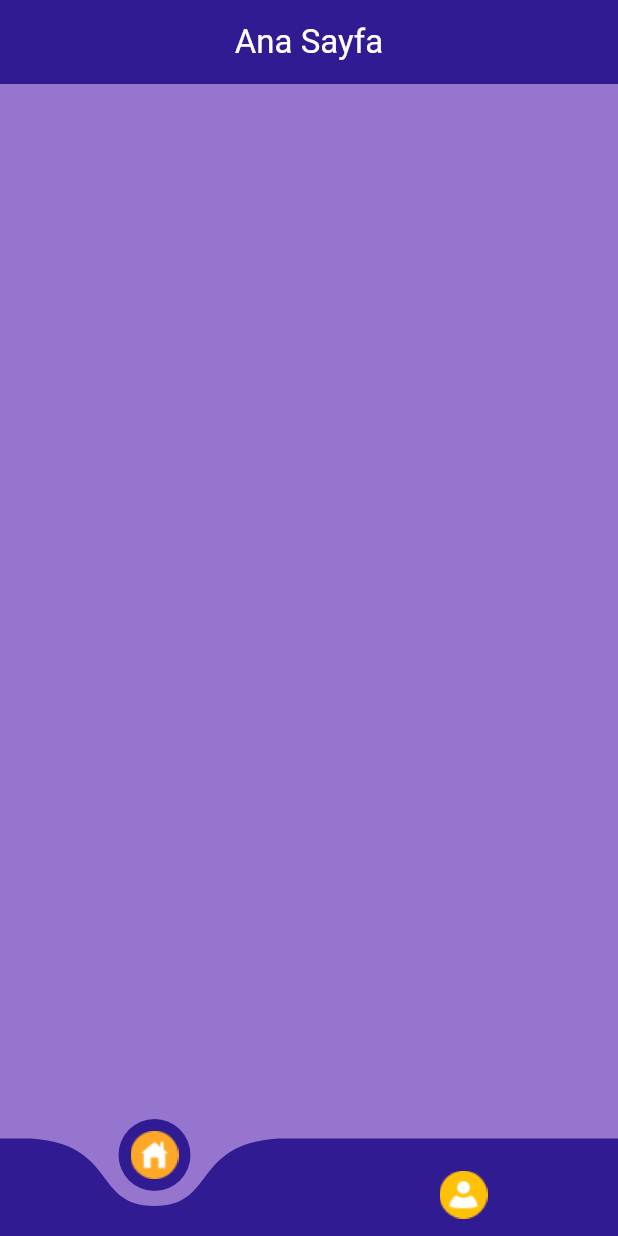
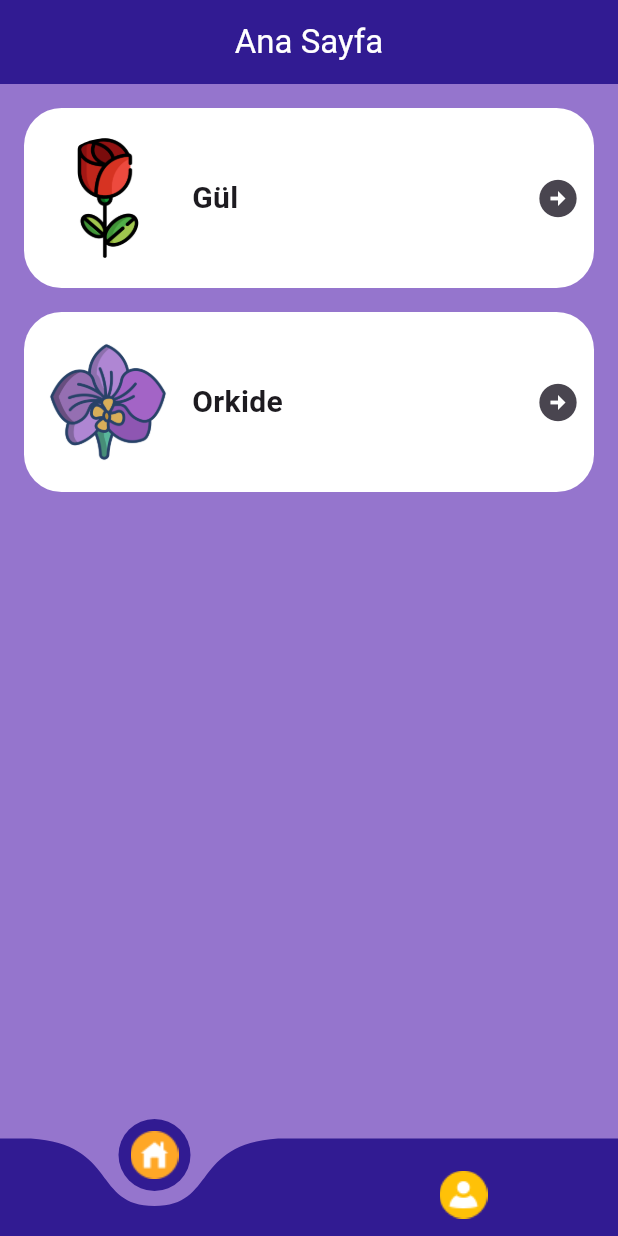
Before and after one commit to Berk2259/Crafty, a Flutter app: the screen it shows after launch, on a phone screen of 412 x 824 dp. Run offline on Flutter 3.47's test engine with Material 3 defaults, Android fonts, the phone set to English and light mode, and no system bars; drawn by our look-alikes of curved_navigation_bar.

Commit message:
container yapısı ve detay kısmı yapıldı

```diff
--- a/lib/Screens/home_screen.dart
+++ b/lib/Screens/home_screen.dart
@@ -1,3 +1,4 @@
+import 'package:crafty/Screens/screen.dart';
 import 'package:crafty/Widget/appBar_widget.dart';
 import 'package:flutter/material.dart';
 
@@ -14,6 +15,81 @@ class HomeScreen extends StatelessWidget {
         colorText: Colors.white,
         colorBar: Colors.deepPurple.shade900,
       ),
+      body: Column(
+        children: [
+          HomeContainer(
+            baslik: 'Gül',
+            image: 'assets/images/rose.png',
+
+            DetailBaslik: 'Gül',
+          ),
+          HomeContainer(
+            baslik: 'Orkide',
+            image: 'assets/images/orchid.png',
+
+            DetailBaslik: 'Orkide',
+          ),
+        ],
+      ),
     );
   }
 }
+
+class HomeContainer extends StatelessWidget {
+  final String baslik;
+  final String image;
+  final String DetailBaslik;
+  const HomeContainer({
+    super.key,
+    required this.baslik,
+    required this.image,
+    required this.DetailBaslik,
+  });
+
+  @override
+  Widget build(BuildContext context) {
+    return Padding(
+      padding: const EdgeInsets.only(left: 16.0, right: 16.0, top: 16.0),
+      child: Container(
+        height: 120,
+        width: double.infinity,
+        decoration: BoxDecoration(
+          borderRadius: BorderRadius.circular(25),
+          color: Colors.white,
+        ),
+        child: Row(
+          children: [
+            Padding(
+              padding: const EdgeInsets.only(left: 16.0),
+              child: CircleAvatar(
+                radius: 40,
+                backgroundImage: AssetImage(image),
+                backgroundColor: Colors.transparent,
+              ),
+            ),
+            Padding(
+              padding: const EdgeInsets.only(left: 16.0),
+              child: Text(
+                baslik,
+                style: TextStyle(fontSize: 20, fontWeight: FontWeight.bold),
+              ),
+            ),
+            Spacer(),
+            IconButton(
+              onPressed: () {
+                Navigator.push(
+                  context,
+                  MaterialPageRoute(
+                    builder:
+                        (context) => DetailScreen(detailBaslik: DetailBaslik),
+                  ),
+                );
+              },
+              icon: Icon(Icons.arrow_circle_right, size: 30),
+            ),
+          ],
+        ),
+      ),
+    );
+  }
+}
--- a/lib/Screens/screen.dart
+++ b/lib/Screens/screen.dart
@@ -1,3 +1,4 @@
 export 'main_screen.dart';
 export 'home_screen.dart';
 export 'profile_screen.dart';
+export 'detail_screen.dart';
--- a/lib/Widget/appBar_widget.dart
+++ b/lib/Widget/appBar_widget.dart
@@ -5,11 +5,13 @@ class AppbarWidget extends StatelessWidget implements PreferredSizeWidget {
   final String text;
   final Color colorText;
   final Color colorBar;
+  final Color? iconColor;
   const AppbarWidget({
     super.key,
     required this.text,
     required this.colorText,
     required this.colorBar,
+    this.iconColor,
   });
 
   @override
@@ -18,6 +20,7 @@ class AppbarWidget extends StatelessWidget implements PreferredSizeWidget {
       centerTitle: true,
       title: Text(text, style: TextStyle(color: colorText)),
       backgroundColor: colorBar,
+      iconTheme: IconThemeData(color: iconColor),
     );
   }
 
--- a/lib/main.dart
+++ b/lib/main.dart
@@ -8,7 +8,7 @@ void main() {
 class MyApp extends StatelessWidget {
   const MyApp({super.key});
 
-  // This widget is the root of your application.
+
   @override
   Widget build(BuildContext context) {
     return MaterialApp(debugShowCheckedModeBanner: false, home: MainScreen());
```
Also changed, not shown: lib/Screens/detail_screen.dart (added, +38 -0 lines), assets/images/orchid.png (added), assets/images/rose.png (added).
